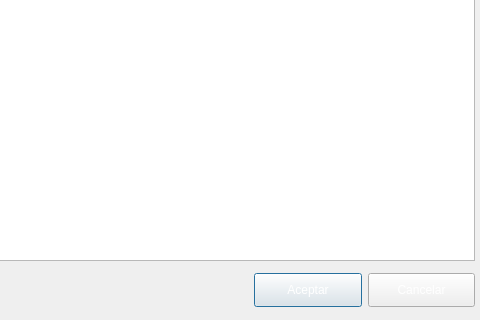
First picture: the form in Busquedas/frmbuscarpoblacion.ui, repository arcnexus/RedFoX, before the edit; both pictures show x 276 to 756 and y 100 to 420 of the 756 by 420 pixel window.
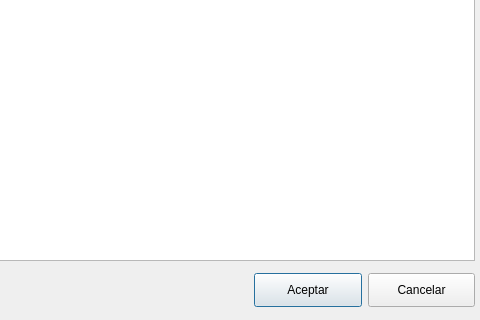
Second picture: the form after the edit. Icons and pictures are not drawn.

The edit to the form file:
```diff
--- a/Busquedas/frmbuscarpoblacion.ui
+++ b/Busquedas/frmbuscarpoblacion.ui
@@ -47,7 +47,7 @@
       </property>
       <property name="styleSheet">
        <string notr="true">QPushButton:disabled{color: 0; }
-QPushButton:enabled{color: rgb(255,255,255); }</string>
+QPushButton:enabled{color: rgb(0,0,0); }</string>
       </property>
       <property name="text">
        <string>Aceptar</string>
@@ -68,7 +68,7 @@
       </property>
       <property name="styleSheet">
        <string notr="true">QPushButton:disabled{color: 0; }
-QPushButton:enabled{color: rgb(255,255,255); }</string>
+QPushButton:enabled{color: rgb(0,0,0); }</string>
       </property>
       <property name="text">
        <string>Cancelar</string>
```
